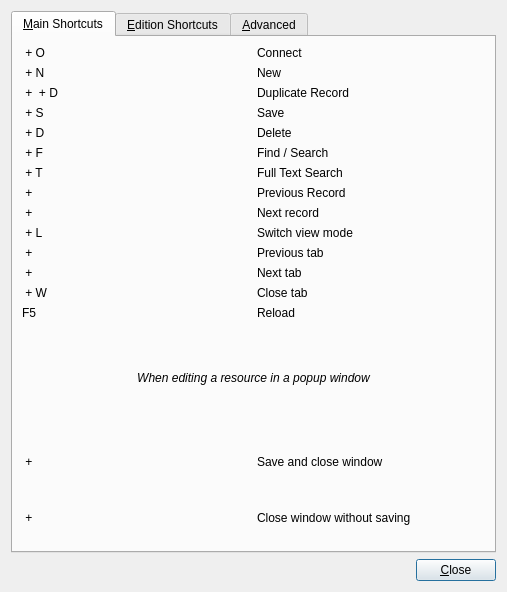
Above: Koo/ui/shortcuts.ui from xrg/openerp-client-kde before the change. Below: the same form after it.
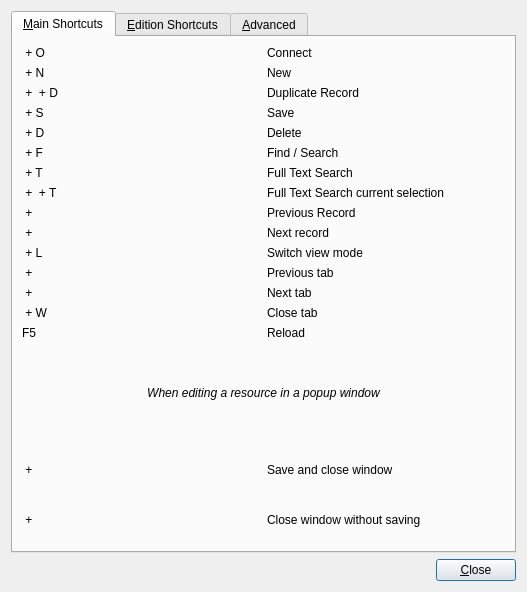
That is the form after the change. Icons and pictures are not drawn.

Commit message: Full text search improvements: Now if indexed model is 'ir.ui.menu' it's opened as an action instead of a normal model. Als added a new shortcut Ctrl+Alt+T which automatically searches current selected text.

Patch:
```diff
--- a/Koo/ui/shortcuts.ui
+++ b/Koo/ui/shortcuts.ui
@@ -6,7 +6,7 @@
    <rect>
     <x>0</x>
     <y>0</y>
-    <width>507</width>
+    <width>527</width>
     <height>592</height>
    </rect>
   </property>
@@ -128,14 +128,14 @@
            </property>
           </widget>
          </item>
-         <item row="7" column="0">
+         <item row="8" column="0">
           <widget class="QLabel" name="label_25">
            <property name="text">
             <string>&lt;Alt&gt; + &lt;PgUp&gt;</string>
            </property>
           </widget>
          </item>
-         <item row="7" column="1">
+         <item row="8" column="1">
           <widget class="QLabel" name="label_26">
            <property name="text">
             <string>Previous Record</string>
@@ -145,14 +145,14 @@
            </property>
           </widget>
          </item>
-         <item row="8" column="0">
+         <item row="9" column="0">
           <widget class="QLabel" name="label_27">
            <property name="text">
             <string>&lt;Alt&gt; + &lt;PgDn&gt;</string>
            </property>
           </widget>
          </item>
-         <item row="8" column="1">
+         <item row="9" column="1">
           <widget class="QLabel" name="label_28">
            <property name="text">
             <string>Next record</string>
@@ -162,14 +162,14 @@
            </property>
           </widget>
          </item>
-         <item row="9" column="0">
+         <item row="10" column="0">
           <widget class="QLabel" name="label_29">
            <property name="text">
             <string>&lt;Ctrl&gt; + L</string>
            </property>
           </widget>
          </item>
-         <item row="9" column="1">
+         <item row="10" column="1">
           <widget class="QLabel" name="label_30">
            <property name="text">
             <string>Switch view mode</string>
@@ -179,14 +179,14 @@
            </property>
           </widget>
          </item>
-         <item row="10" column="0">
+         <item row="11" column="0">
           <widget class="QLabel" name="label_31">
            <property name="text">
             <string>&lt;Ctrl&gt; + &lt;PgUp&gt;</string>
            </property>
           </widget>
          </item>
-         <item row="10" column="1">
+         <item row="11" column="1">
           <widget class="QLabel" name="label_32">
            <property name="text">
             <string>Previous tab</string>
@@ -196,14 +196,14 @@
            </property>
           </widget>
          </item>
-         <item row="11" column="0">
+         <item row="12" column="0">
           <widget class="QLabel" name="label_33">
            <property name="text">
             <string>&lt;Ctrl&gt; + &lt;PgDn&gt;</string>
            </property>
           </widget>
          </item>
-         <item row="11" column="1">
+         <item row="12" column="1">
           <widget class="QLabel" name="label_34">
            <property name="text">
             <string>Next tab</string>
@@ -213,14 +213,14 @@
            </property>
           </widget>
          </item>
-         <item row="12" column="0">
+         <item row="13" column="0">
           <widget class="QLabel" name="label_35">
            <property name="text">
             <string>&lt;Ctrl&gt; + W</string>
            </property>
           </widget>
          </item>
-         <item row="12" column="1">
+         <item row="13" column="1">
           <widget class="QLabel" name="label_36">
            <property name="text">
             <string>Close tab</string>
@@ -230,14 +230,14 @@
            </property>
           </widget>
          </item>
-         <item row="13" column="0">
+         <item row="14" column="0">
           <widget class="QLabel" name="label_44">
            <property name="text">
             <string>F5</string>
            </property>
           </widget>
          </item>
-         <item row="13" column="1">
+         <item row="14" column="1">
           <widget class="QLabel" name="label_46">
            <property name="text">
             <string>Reload</string>
@@ -264,6 +264,20 @@
            </property>
           </widget>
          </item>
+         <item row="7" column="0">
+          <widget class="QLabel" name="label_78">
+           <property name="text">
+            <string>&lt;Ctrl&gt; + &lt;Alt&gt; + T</string>
+           </property>
+          </widget>
+         </item>
+         <item row="7" column="1">
+          <widget class="QLabel" name="label_79">
+           <property name="text">
+            <string>Full Text Search current selection</string>
+           </property>
+          </widget>
+         </item>
         </layout>
        </item>
        <item>
```
The commit also changes 3 other files.
